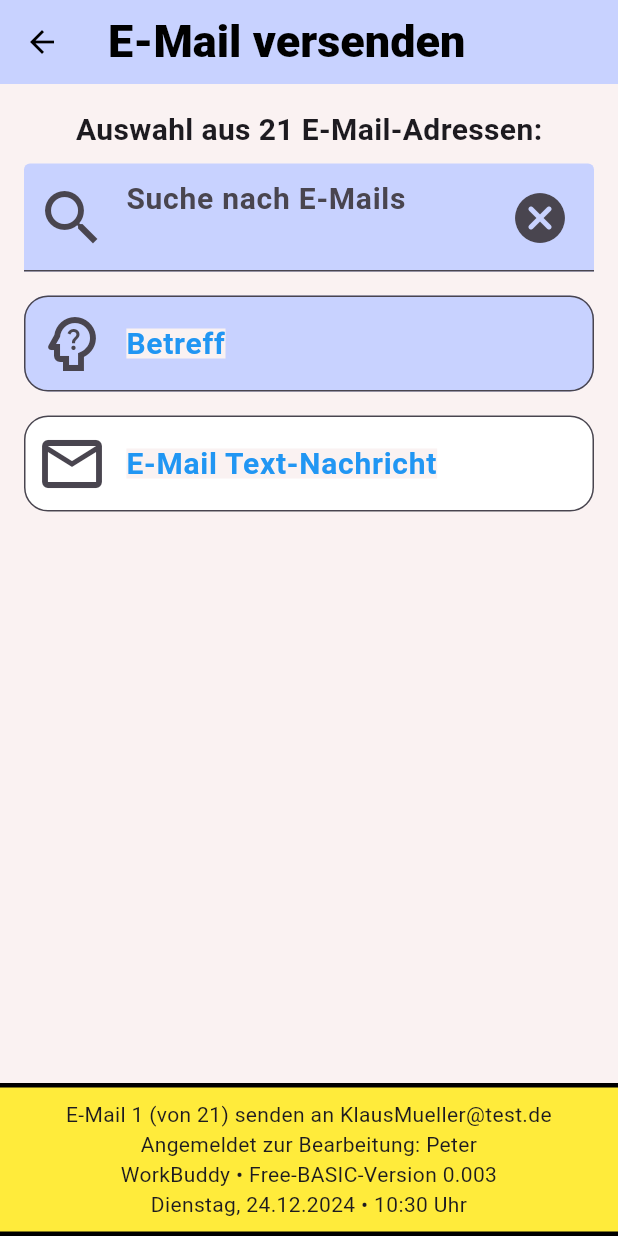
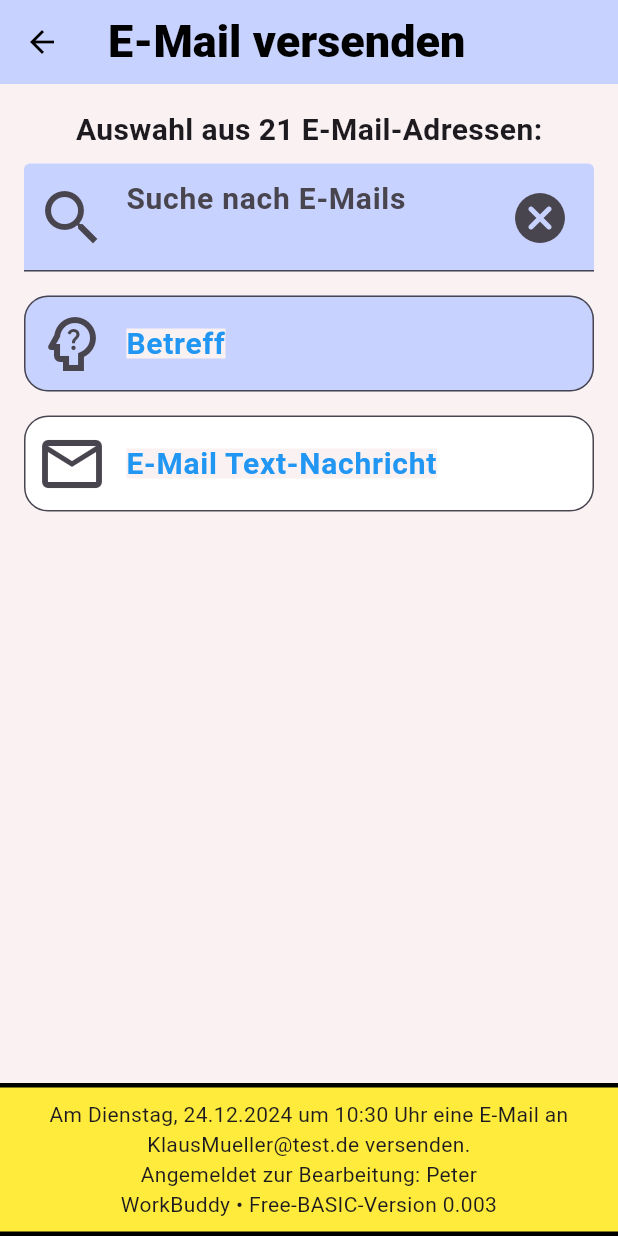
Before and after one commit to JuergenHollmann/workbuddy_basic, a Flutter app: the EMailScreenP043 screen opened directly, on a phone screen of 412 x 824 dp. Run offline on Flutter 3.47's test engine with Material 3 defaults, Android fonts, the phone set to English and light mode, and no system bars; drawn by our look-alikes of searchfield; our stand-ins replace audioplayers, firebase_auth, firebase_core, shared_preferences; missing offline and left inert: flutter_exit_app; accounts and stored records are empty.

```diff
--- a/lib/features/email/email_screen_p043.dart
+++ b/lib/features/email/email_screen_p043.dart
@@ -115,10 +115,7 @@ class _EMailScreenP043State extends State<EMailScreenP043> {
       /*--------------------------------- WbInfoContainer ---*/
       bottomSheet: WbInfoContainer(
         infoText:
-            // 'E-Mail 1 (von $searchFieldCounter043) senden an $emailUserModelEMail\nAngemeldet zur Bearbeitung: ${context.watch<CurrentUserProvider>().currentUser}\n${context.watch<CurrentAppVersionProvider>().currentAppVersion}',
-
-                        'E-Mail 1 (von $searchFieldCounter043) senden an $emailUserModelEMail\nAngemeldet zur Bearbeitung: ${context.watch<CurrentUserProvider>().currentUser}\n${context.watch<CurrentAppVersionProvider>().currentAppVersion}\n${context.watch<CurrentDateProvider>().currentDate} • ${context.watch<CurrentTimeProvider>().currentTime}',
-
+            'Am ${context.watch<CurrentDateProvider>().currentDate} um ${context.watch<CurrentTimeProvider>().currentTime} eine E-Mail an $emailUserModelEMail versenden.\nAngemeldet zur Bearbeitung: ${context.watch<CurrentUserProvider>().currentUser}\n${context.watch<CurrentAppVersionProvider>().currentAppVersion}',
         wbColors: Colors.yellow,
       ),
       /*--------------------------------- *** ---*/
```
